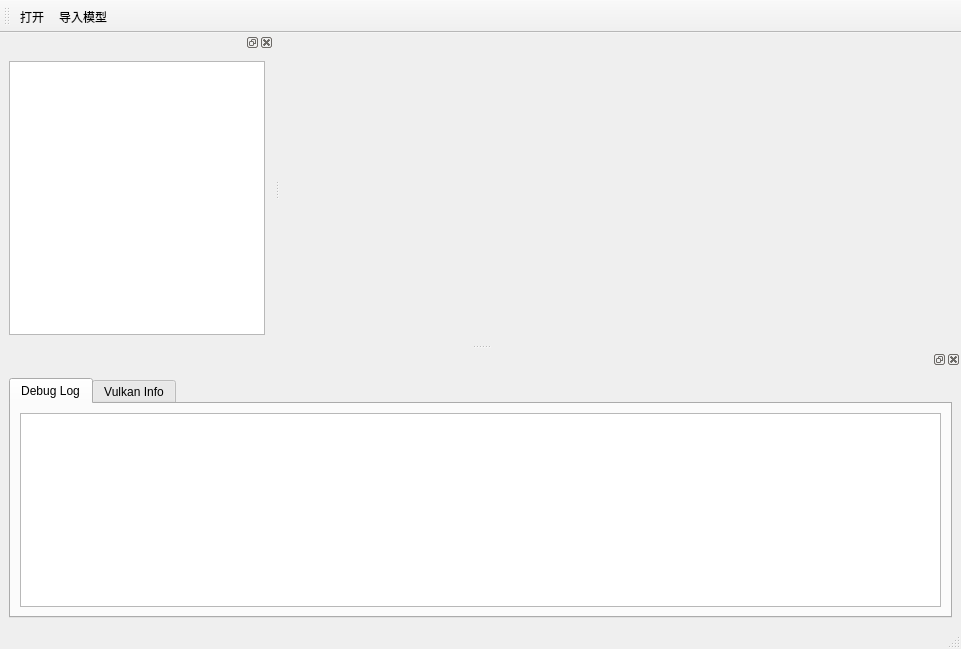
First picture: the form in src/Runtime/MainWindow.ui, repository StoneHappy/for_graduation, before the edit.
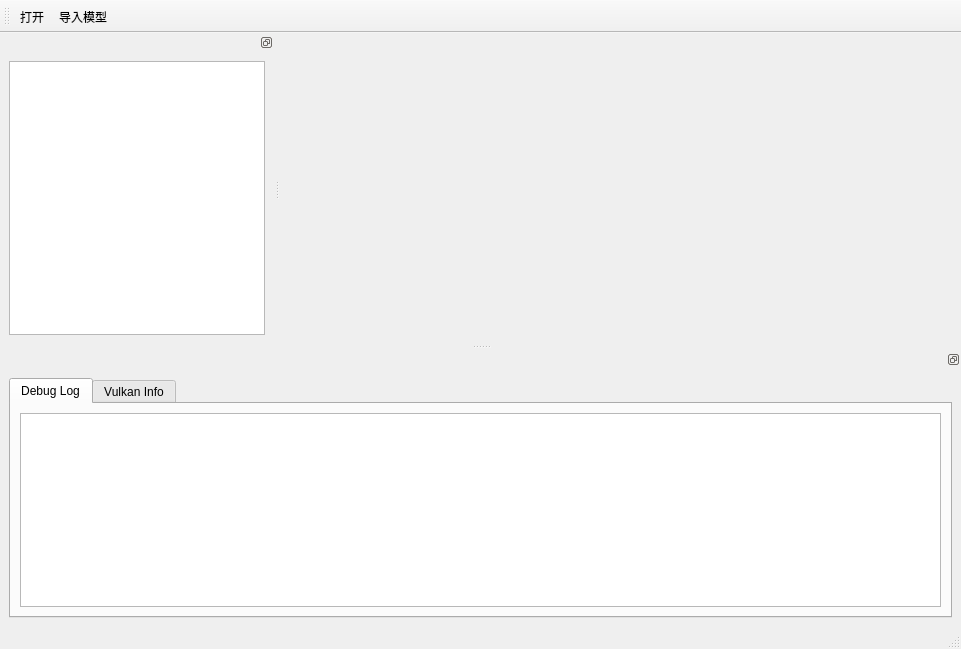
Second picture: the form after the edit. The open tabs and pages were chosen to show the change. Icons and pictures are not drawn.

Commit message: ✨ feat: dock show

```diff
--- a/src/Runtime/MainWindow.ui
+++ b/src/Runtime/MainWindow.ui
@@ -35,7 +35,10 @@
    <addaction name="actOpen"/>
    <addaction name="actImportModel"/>
   </widget>
-  <widget class="QDockWidget" name="dockWidget">
+  <widget class="QDockWidget" name="dockView">
+   <property name="features">
+    <set>QDockWidget::DockWidgetFloatable|QDockWidget::DockWidgetMovable</set>
+   </property>
    <attribute name="dockWidgetArea">
     <number>1</number>
    </attribute>
@@ -47,7 +50,10 @@
     </layout>
    </widget>
   </widget>
-  <widget class="QDockWidget" name="dockWidget_2">
+  <widget class="QDockWidget" name="dockInfo">
+   <property name="features">
+    <set>QDockWidget::DockWidgetFloatable|QDockWidget::DockWidgetMovable</set>
+   </property>
    <attribute name="dockWidgetArea">
     <number>8</number>
    </attribute>
```
Left out of the diff: 41 changed lines with no effect on the pictures. The commit also changes 7 other files.
